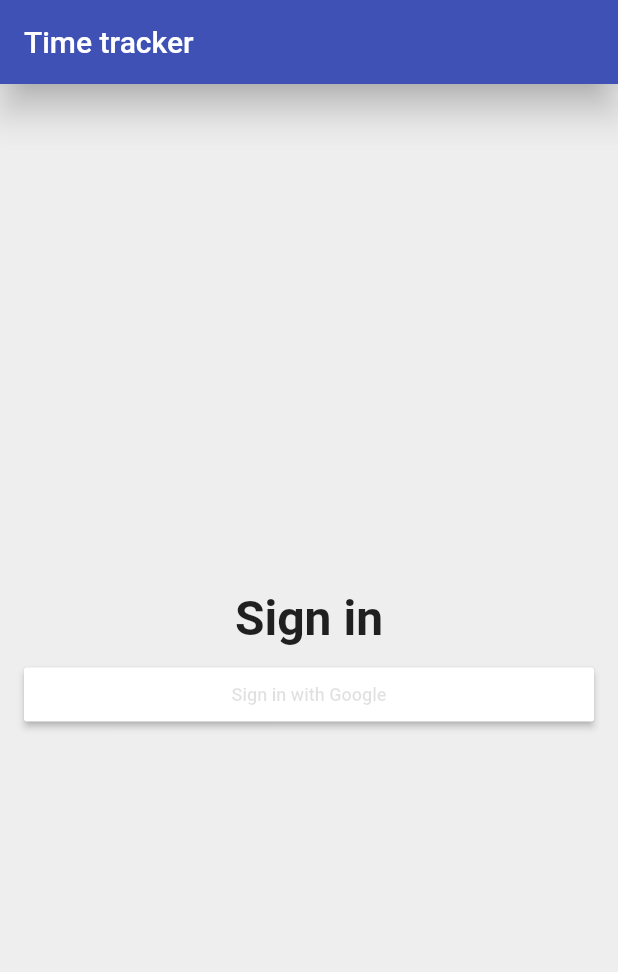
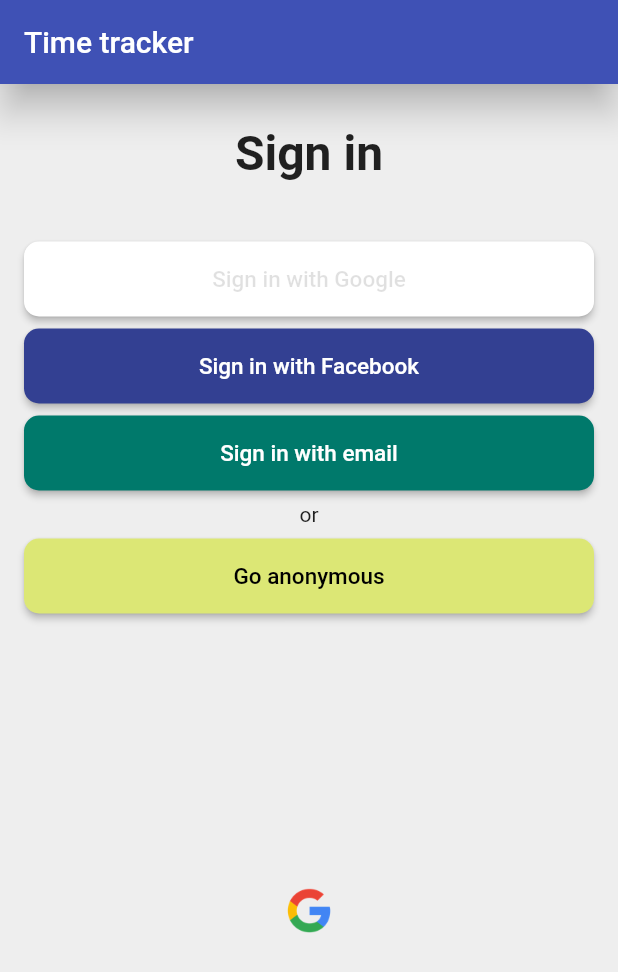
Before and after one commit to michalrazny2/Flutter-tutorial, a Flutter app: the screen it shows after launch, after a tap on "Sign in with Google", on a phone screen of 412 x 824 dp. Shown: the top 972 px of the screen. Run offline on Flutter 3.47's test engine with Material 2 defaults, Android fonts, the phone set to English and light mode, and no system bars.

```diff
--- a/lib/app/sign_in/sign_in_page.dart
+++ b/lib/app/sign_in/sign_in_page.dart
@@ -1,4 +1,6 @@
 import 'package:flutter/material.dart';
+import 'package:flutter_tutorial_1/common_widgets/custom_raised_button.dart';
+import 'package:flutter_tutorial_1/common_widgets/sign_in_button.dart';
 
 class SignInPage extends StatelessWidget {
   @override
@@ -28,18 +30,45 @@ class SignInPage extends StatelessWidget {
               fontWeight: FontWeight.w600,
             ),
           ),
+          SizedBox(height: 40.0),
+          SignInButton(
+            text: "Sign in with Google",
+            textColor: Colors.black12,
+            color: Colors.white,
+            onPressed: () {},
+          ),
           SizedBox(height: 8.0),
-          RaisedButton(
-            child: Text(
-                "Sign in with Google",
-              style: TextStyle(
-                color: Colors.black12,
-                fontSize: 12.0,
-              ),
+          SignInButton(
+            text: "Sign in with Facebook",
+            textColor: Colors.white,
+            color: Color(0xFF334092),
+            onPressed: () {},
+          ),
+          SizedBox(height: 8.0),
+          SignInButton(
+            text: "Sign in with email",
+            textColor: Colors.white,
+            color: Colors.teal[700],
+            onPressed: () {},
+          ),
+          SizedBox(height: 8.0),
+          Text(
+            "or",
+            style: TextStyle(
+                fontSize: 14.0,
+                color: Colors.black87,
             ),
-            color: Colors.white,
-            onPressed: _signInWithGoogle,
+            textAlign: TextAlign.center,
           ),
+          SizedBox(height: 8.0),
+          SignInButton(
+            text: "Go anonymous",
+            textColor: Colors.black,
+            color: Colors.lime[300],
+            onPressed: () {},
+          ),
+          SizedBox(height: 8.0),
+          Image.asset('images/images/google-logo.png')
         ],
       ),
     );
--- /dev/null
+++ b/lib/common_widgets/custom_raised_button.dart
@@ -0,0 +1,34 @@
+import 'package:flutter/material.dart';
+
+class CustomRaisedButton extends StatelessWidget {
+
+  CustomRaisedButton({
+    this.child,
+    this.color,
+    this.borderRadius: 10.0,
+    this.height: 50.0,
+    this.onPressed,
+  });
+  final Widget child;
+  final Color color;
+  final double borderRadius;
+  final double height;
+  final VoidCallback onPressed;
+
+  @override
+  Widget build(BuildContext context) {
+    return SizedBox(
+      height: 50.0,
+      child: RaisedButton(
+        child: child,
+        color: color,
+        shape: RoundedRectangleBorder(
+          borderRadius: BorderRadius.all(
+            Radius.circular(borderRadius),
+          ),
+        ),
+        onPressed: onPressed,
+      ),
+    );
+  }
+}
--- /dev/null
+++ b/lib/common_widgets/sign_in_button.dart
@@ -0,0 +1,18 @@
+import 'package:flutter/material.dart';
+import 'package:flutter_tutorial_1/common_widgets/custom_raised_button.dart';
+
+class SignInButton extends CustomRaisedButton {
+  SignInButton({
+    String text,
+    Color color,
+    Color textColor,
+    VoidCallback onPressed,
+  }) : super(
+      child: Text(
+      text,
+      style: TextStyle(color: textColor, fontSize: 15.0)
+    ),
+    color: color,
+    onPressed: onPressed,
+  );
+}
--- a/pubspec.yaml
+++ b/pubspec.yaml
@@ -48,6 +48,9 @@ flutter:
   # assets:
   #   - images/a_dot_burr.jpeg
   #   - images/a_dot_ham.jpeg
+  assets:
+    - images/images/google-logo.png
+    - images/images/facebook-logo.png
 
   # An image asset can refer to one or more resolution-specific "variants", see
   # https://flutter.dev/assets-and-images/#resolution-aware.
```
Also changed, not shown: images/images/2.0x/facebook-logo.png (added), images/images/2.0x/google-logo.png (added), images/images/3.0x/facebook-logo.png (added), images/images/3.0x/google-logo.png (added), images/images/facebook-logo.png (added), images/images/google-logo.png (added).
